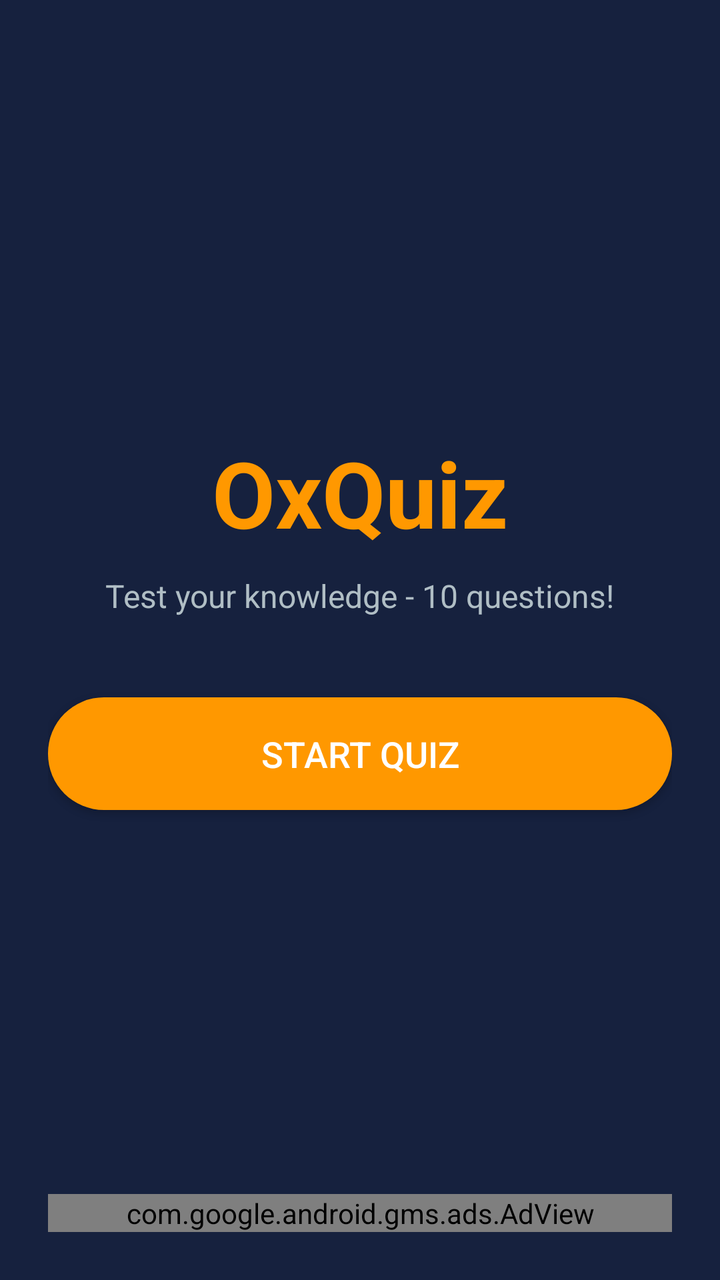
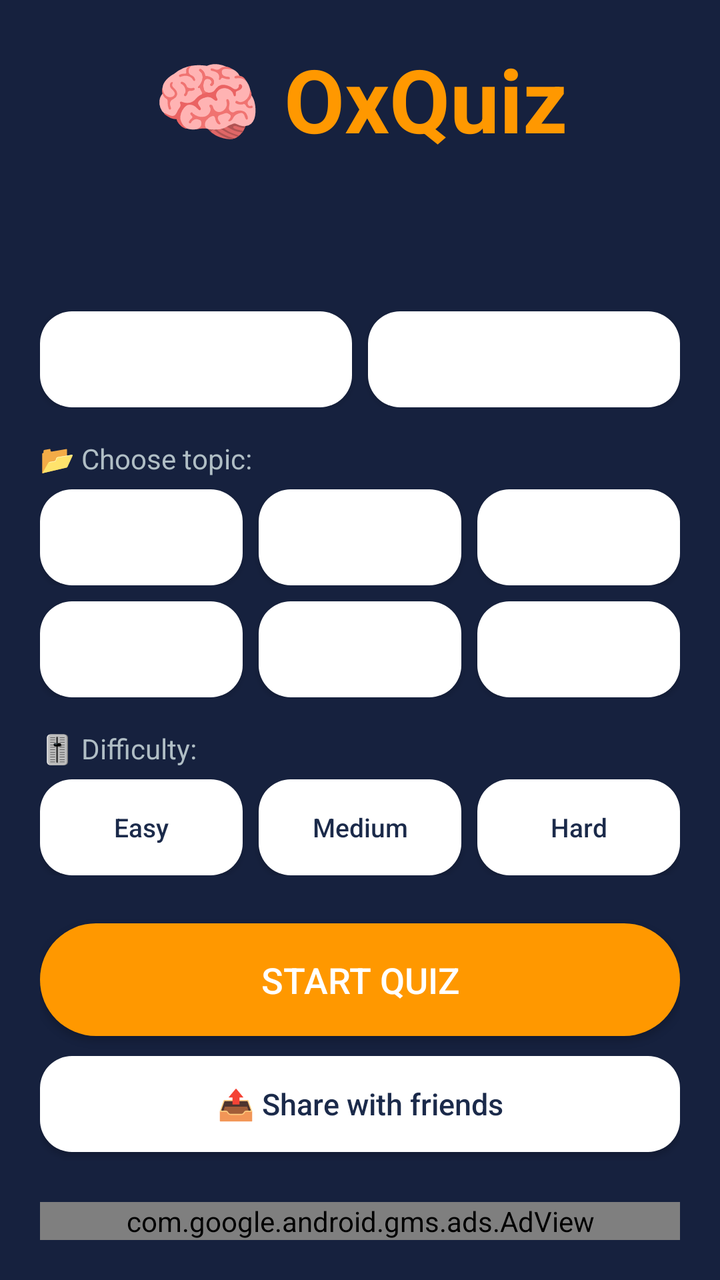

Before-and-after screenshots of an Android layout around one commit, followed by the original layout XML and the change that was made.
<!-- AndroidManifest.xml: application theme android:Theme.Material.Light.NoActionBar -->
<!-- res/layout/activity_main.xml -->
<?xml version="1.0" encoding="utf-8"?>
<LinearLayout xmlns:android="http://schemas.android.com/apk/res/android"
    xmlns:ads="http://schemas.android.com/apk/res-auto"
    android:layout_width="match_parent"
    android:layout_height="match_parent"
    android:orientation="vertical"
    android:background="@color/bg"
    android:padding="24dp">

    <Space android:layout_width="match_parent" android:layout_height="0dp" android:layout_weight="1"/>

    <TextView
        android:layout_width="wrap_content"
        android:layout_height="wrap_content"
        android:layout_gravity="center"
        android:text="@string/app_name"
        android:textSize="46sp"
        android:textStyle="bold"
        android:textColor="@color/accent" />

    <TextView
        android:layout_width="wrap_content"
        android:layout_height="wrap_content"
        android:layout_gravity="center"
        android:text="Test your knowledge - 10 questions!"
        android:textSize="16sp"
        android:textColor="@color/text"
        android:layout_marginTop="10dp" />

    <Button
        android:id="@+id/btnStart"
        android:layout_width="match_parent"
        android:layout_height="wrap_content"
        android:text="START QUIZ"
        android:textSize="18sp"
        android:textColor="@color/white"
        android:background="@drawable/bg_button"
        android:layout_marginTop="40dp"
        android:padding="16dp" />

    <Space android:layout_width="match_parent" android:layout_height="0dp" android:layout_weight="1"/>

    <com.google.android.gms.ads.AdView
        android:id="@+id/adView"
        android:layout_width="match_parent"
        android:layout_height="wrap_content"
        ads:adSize="BANNER"
        ads:adUnitId="ca-app-pub-3940256099942544/6300978111" />
</LinearLayout>
<!-- resources referenced by this layout -->
<resources>
  <color name="accent">#FF9800</color>
  <color name="bg">#16213E</color>
  <color name="text">#B0BEC5</color>
  <color name="white">#FFFFFF</color>
  <!-- drawable bg_button (drawable) -->
  <?xml version="1.0" encoding="utf-8"?>
  <shape xmlns:android="http://schemas.android.com/apk/res/android">
      <solid android:color="@color/accent" />
      <corners android:radius="28dp" />
  </shape>
  <string name="app_name">OxQuiz</string>
</resources>

<!-- the commit's change to res/layout/activity_main.xml (unified diff, before → after) -->
@@ -1,49 +1,166 @@
 <?xml version="1.0" encoding="utf-8"?>
-<LinearLayout xmlns:android="http://schemas.android.com/apk/res/android"
+<ScrollView xmlns:android="http://schemas.android.com/apk/res/android"
     xmlns:ads="http://schemas.android.com/apk/res-auto"
+    android:id="@+id/root"
     android:layout_width="match_parent"
     android:layout_height="match_parent"
-    android:orientation="vertical"
-    android:background="@color/bg"
-    android:padding="24dp">
+    android:fillViewport="true"
+    android:background="@color/bg">
 
-    <Space android:layout_width="match_parent" android:layout_height="0dp" android:layout_weight="1"/>
-
-    <TextView
-        android:layout_width="wrap_content"
-        android:layout_height="wrap_content"
-        android:layout_gravity="center"
-        android:text="@string/app_name"
-        android:textSize="46sp"
-        android:textStyle="bold"
-        android:textColor="@color/accent" />
-
-    <TextView
-        android:layout_width="wrap_content"
-        android:layout_height="wrap_content"
-        android:layout_gravity="center"
-        android:text="Test your knowledge - 10 questions!"
-        android:textSize="16sp"
-        android:textColor="@color/text"
-        android:layout_marginTop="10dp" />
-
-    <Button
-        android:id="@+id/btnStart"
+    <LinearLayout
         android:layout_width="match_parent"
         android:layout_height="wrap_content"
-        android:text="START QUIZ"
-        android:textSize="18sp"
-        android:textColor="@color/white"
-        android:background="@drawable/bg_button"
-        android:layout_marginTop="40dp"
-        android:padding="16dp" />
+        android:orientation="vertical"
+        android:padding="20dp">
 
-    <Space android:layout_width="match_parent" android:layout_height="0dp" android:layout_weight="1"/>
+        <TextView
+            android:layout_width="wrap_content"
+            android:layout_height="wrap_content"
+            android:layout_gravity="center"
+            android:text="🧠 OxQuiz"
+            android:textSize="44sp"
+            android:textStyle="bold"
+            android:textColor="@color/accent" />
 
-    <com.google.android.gms.ads.AdView
-        android:id="@+id/adView"
-        android:layout_width="match_parent"
-        android:layout_height="wrap_content"
-        ads:adSize="BANNER"
-        ads:adUnitId="ca-app-pub-3940256099942544/6300978111" />
-</LinearLayout>
+        <TextView
+            android:id="@+id/tvLevel"
+            android:layout_width="wrap_content"
+            android:layout_height="wrap_content"
+            android:layout_gravity="center"
+            android:layout_marginTop="6dp"
+            android:textSize="14sp"
+            android:textColor="@color/text" />
+
+        <TextView
+            android:id="@+id/tvHigh"
+            android:layout_width="wrap_content"
+            android:layout_height="wrap_content"
+            android:layout_gravity="center"
+            android:layout_marginTop="2dp"
+            android:textSize="15sp"
+            android:textStyle="bold"
+            android:textColor="@color/text" />
+
+        <TextView
+            android:id="@+id/tvHints"
+            android:layout_width="wrap_content"
+            android:layout_height="wrap_content"
+            android:layout_gravity="center"
+            android:textSize="13sp"
+            android:textColor="@color/text" />
+
+        <LinearLayout
+            android:layout_width="match_parent"
+            android:layout_height="wrap_content"
+            android:orientation="horizontal"
+            android:layout_marginTop="12dp">
+
+            <Button
+                android:id="@+id/btnTheme"
+                android:layout_width="0dp"
+                android:layout_height="wrap_content"
+                android:layout_weight="1"
+                android:textSize="13sp"
+                android:textAllCaps="false"
+                android:textColor="@color/dark"
+                android:background="@drawable/bg_option" />
+
+            <Space android:layout_width="8dp" android:layout_height="1dp"/>
+
+            <Button
+                android:id="@+id/btnSound"
+                android:layout_width="0dp"
+                android:layout_height="wrap_content"
+                android:layout_weight="1"
+                android:textSize="13sp"
+                android:textAllCaps="false"
+                android:textColor="@color/dark"
+                android:background="@drawable/bg_option" />
+        </LinearLayout>
+
+        <TextView
+            android:layout_width="wrap_content"
+            android:layout_height="wrap_content"
+            android:layout_marginTop="16dp"
+            android:text="📂 Choose topic:"
+            android:textSize="14sp"
+            android:textColor="@color/text" />
+
+        <LinearLayout
+            android:layout_width="match_parent"
+            android:layout_height="wrap_content"
+            android:orientation="horizontal"
+            android:layout_marginTop="6dp">
+
+            <Button android:id="@+id/btnCat0" android:layout_width="0dp" android:layout_height="wrap_content" android:layout_weight="1" android:layout_marginEnd="4dp" android:textSize="12sp" android:textAllCaps="false" android:padding="10dp" android:textColor="@color/dark" android:background="@drawable/bg_option"/>
+            <Button android:id="@+id/btnCat1" android:layout_width="0dp" android:layout_height="wrap_content" android:layout_weight="1" android:layout_marginEnd="4dp" android:layout_marginStart="4dp" android:textSize="12sp" android:textAllCaps="false" android:padding="10dp" android:textColor="@color/dark" android:background="@drawable/bg_option"/>
+            <Button android:id="@+id/btnCat2" android:layout_width="0dp" android:layout_height="wrap_content" android:layout_weight="1" android:layout_marginStart="4dp" android:textSize="12sp" android:textAllCaps="false" android:padding="10dp" android:textColor="@color/dark" android:background="@drawable/bg_option"/>
+        </LinearLayout>
+
+        <LinearLayout
+            android:layout_width="match_parent"
+            android:layout_height="wrap_content"
+            android:orientation="horizontal"
+            android:layout_marginTop="8dp">
+
+            <Button android:id="@+id/btnCat3" android:layout_width="0dp" android:layout_height="wrap_content" android:layout_weight="1" android:layout_marginEnd="4dp" android:textSize="12sp" android:textAllCaps="false" android:padding="10dp" android:textColor="@color/dark" android:background="@drawable/bg_option"/>
+            <Button android:id="@+id/btnCat4" android:layout_width="0dp" android:layout_height="wrap_content" android:layout_weight="1" android:layout_marginEnd="4dp" android:layout_marginStart="4dp" android:textSize="12sp" android:textAllCaps="false" android:padding="10dp" android:textColor="@color/dark" android:background="@drawable/bg_option"/>
+            <Button android:id="@+id/btnCat5" android:layout_width="0dp" android:layout_height="wrap_content" android:layout_weight="1" android:layout_marginStart="4dp" android:textSize="12sp" android:textAllCaps="false" android:padding="10dp" android:textColor="@color/dark" android:background="@drawable/bg_option"/>
+        </LinearLayout>
+
+        <TextView
+            android:layout_width="wrap_content"
+            android:layout_height="wrap_content"
+            android:layout_marginTop="16dp"
+            android:text="🎚️ Difficulty:"
+            android:textSize="14sp"
+            android:textColor="@color/text" />
+
+        <LinearLayout
+            android:layout_width="match_parent"
+            android:layout_height="wrap_content"
+            android:orientation="horizontal"
+            android:layout_marginTop="6dp">
+
+            <Button android:id="@+id/btnEasy" android:layout_width="0dp" android:layout_height="wrap_content" android:layout_weight="1" android:layout_marginEnd="4dp" android:text="Easy" android:textSize="13sp" android:textAllCaps="false" android:textColor="@color/dark" android:background="@drawable/bg_option"/>
+            <Button android:id="@+id/btnMedium" android:layout_width="0dp" android:layout_height="wrap_content" android:layout_weight="1" android:layout_marginEnd="4dp" android:layout_marginStart="4dp" android:text="Medium" android:textSize="13sp" android:textAllCaps="false" android:textColor="@color/dark" android:background="@drawable/bg_option"/>
+            <Button android:id="@+id/btnHard" android:layout_width="0dp" android:layout_height="wrap_content" android:layout_weight="1" android:layout_marginStart="4dp" android:text="Hard" android:textSize="13sp" android:textAllCaps="false" android:textColor="@color/dark" android:background="@drawable/bg_option"/>
+        </LinearLayout>
+
+        <Button
+            android:id="@+id/btnStart"
+            android:layout_width="match_parent"
+            android:layout_height="wrap_content"
+            android:layout_marginTop="24dp"
+            android:text="START QUIZ"
+            android:textSize="18sp"
+            android:textColor="@color/white"
+            android:background="@drawable/bg_button"
+            android:padding="16dp" />
+
+        <Button
+            android:id="@+id/btnShare"
+            android:layout_width="match_parent"
+            android:layout_height="wrap_content"
+            android:layout_marginTop="10dp"
+            android:text="📤 Share with friends"
+            android:textSize="15sp"
+            android:textAllCaps="false"
+            android:textColor="@color/dark"
+            android:background="@drawable/bg_option"
+            android:padding="12dp" />
+
+        <Space
+            android:layout_width="match_parent"
+            android:layout_height="0dp"
+            android:layout_weight="1"
+            android:minHeight="20dp"/>
+
+        <com.google.android.gms.ads.AdView
+            android:id="@+id/adView"
+            android:layout_width="match_parent"
+            android:layout_height="wrap_content"
+            ads:adSize="BANNER"
+            ads:adUnitId="ca-app-pub-3940256099942544/6300978111" />
+    </LinearLayout>
+</ScrollView>
<!-- resource entries referenced after the edit -->
@@ -2,6 +2,7 @@
 <resources>
   <color name="accent">#FF9800</color>
   <color name="bg">#16213E</color>
+  <color name="dark">#1B2A4A</color>
   <color name="text">#B0BEC5</color>
   <color name="white">#FFFFFF</color>
   <!-- drawable bg_button (drawable) -->
@@ -10,6 +11,11 @@
       <solid android:color="@color/accent" />
       <corners android:radius="28dp" />
   </shape>
-  <string name="app_name">OxQuiz</string>
+  <!-- drawable bg_option (drawable) -->
+  <?xml version="1.0" encoding="utf-8"?>
+  <shape xmlns:android="http://schemas.android.com/apk/res/android">
+      <solid android:color="#FFFFFF" />
+      <corners android:radius="16dp" />
+  </shape>
 </resources>
 
